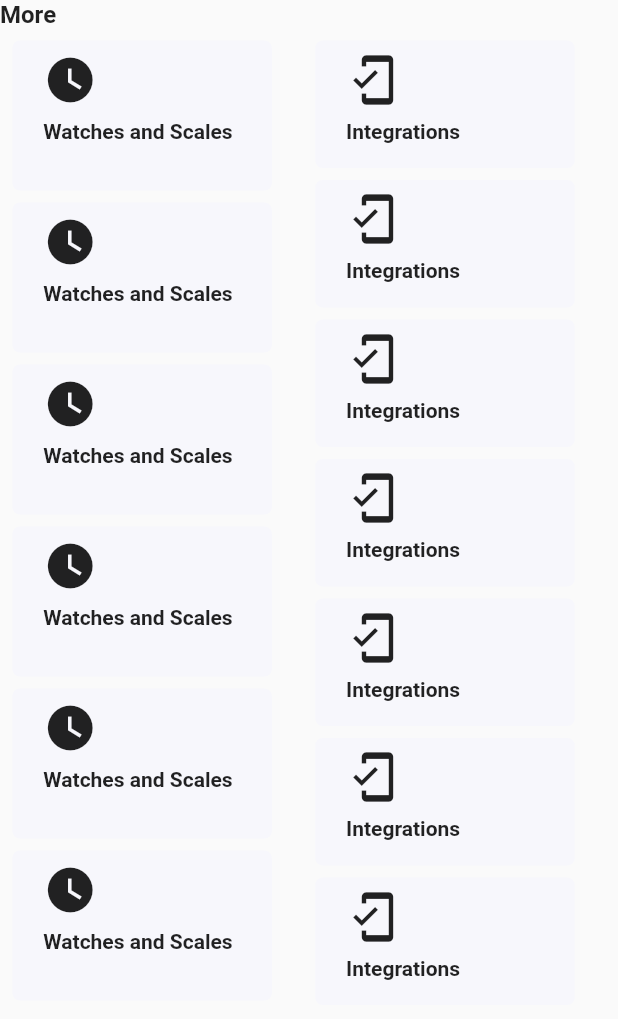
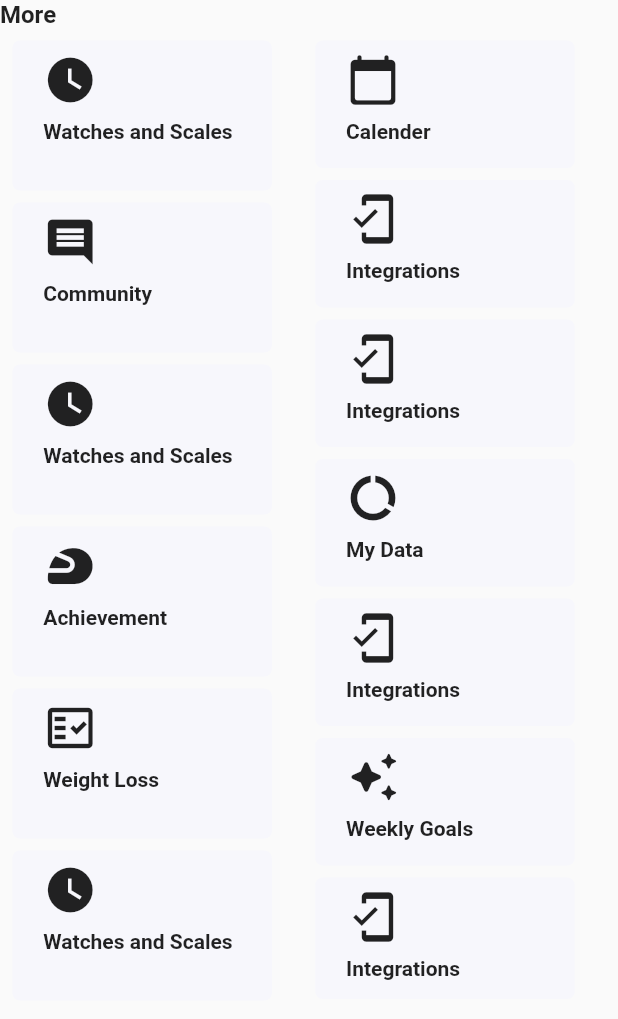
Before and after one commit to beefitten/BeefitMember.Application, a Flutter app: the MoreWidget widget shown alone on an empty page, opened directly, on a phone screen of 412 x 824 dp. Shown: the top 1019 px of the screen. Run offline on Flutter 3.47's test engine with Material 2 defaults, Android fonts, the phone set to English and light mode, and no system bars; our stand-ins replace carousel_slider, cloud_firestore, equatable, firebase_core, fl_chart, flutter_bloc and 7 more; missing offline and left inert: flutter_displaymode, shared_preferences_web; accounts and stored records are empty; project files that could hold a hidden picture were left out.

Commit message:
whitelabelin for More widget

```diff
--- a/lib/more/pages/more.dart
+++ b/lib/more/pages/more.dart
@@ -4,6 +4,7 @@ import 'package:beefitmember_application/more/widgets/membership_card.dart';
 import 'package:beefitmember_application/more/widgets/membership_header.dart';
 import 'package:beefitmember_application/more/widgets/more_widget.dart';
 import 'package:beefitmember_application/more/widgets/profile_info.dart';
+import 'package:beefitmember_application/shared/FitnessPackage/FitnessPackage.dart';
 import 'package:flutter/cupertino.dart';
 import 'package:flutter/material.dart';
 
@@ -57,7 +58,7 @@ class _MoreState extends State<More> {
                       padding: EdgeInsets.only(
                         left: MediaQuery.of(context).size.width * 0.05,
                       ),
-                      child: MoreWidget(),
+                      child: FitnessPackage.model.more.hasMoreMenu? MoreWidget():Container(),
                     ),
                     Padding(
                       padding: EdgeInsets.only(
--- a/lib/more/widgets/more_widget.dart
+++ b/lib/more/widgets/more_widget.dart
@@ -40,10 +40,10 @@ class MoreWidget extends StatelessWidget {
                     CardWidget(
                         100.0,
                         Icon(
-                          Icons.watch_later,
+                          Icons.comment,
                           size: 36,
                         ),
-                        "Watches and Scales"),
+                        "Community"),
                     CardWidget(
                         100.0,
                         Icon(
@@ -54,17 +54,17 @@ class MoreWidget extends StatelessWidget {
                     CardWidget(
                         100.0,
                         Icon(
-                          Icons.watch_later,
+                          Icons.sports_motorsports_rounded,
                           size: 36,
                         ),
-                        "Watches and Scales"),
+                        "Achievement"),
                     CardWidget(
                         100.0,
                         Icon(
-                          Icons.watch_later,
+                          Icons.fact_check_outlined,
                           size: 36,
                         ),
-                        "Watches and Scales"),
+                        "Weight Loss"),
                     CardWidget(
                         100,
                         Icon(
@@ -76,6 +76,13 @@ class MoreWidget extends StatelessWidget {
                 ),
                 Column(
                   children: [
+                    CardWidget(
+                        85.0,
+                        Icon(
+                          Icons.calendar_today_rounded,
+                          size: 36,
+                        ),
+                        "Calender"),
                     CardWidget(
                         85.0,
                         Icon(
@@ -93,10 +100,10 @@ class MoreWidget extends StatelessWidget {
                     CardWidget(
                         85.0,
                         Icon(
-                          Icons.mobile_friendly,
+                          Icons.data_saver_off_outlined,
                           size: 36,
                         ),
-                        "Integrations"),
+                        "My Data"),
                     CardWidget(
                         85.0,
                         Icon(
@@ -107,19 +114,12 @@ class MoreWidget extends StatelessWidget {
                     CardWidget(
                         85.0,
                         Icon(
-                          Icons.mobile_friendly,
+                          Icons.auto_awesome_rounded,
                           size: 36,
                         ),
-                        "Integrations"),
+                        "Weekly Goals"),
                     CardWidget(
-                        85.0,
-                        Icon(
-                          Icons.mobile_friendly,
-                          size: 36,
-                        ),
-                        "Integrations"),
-                    CardWidget(
-                        85.0,
+                        81.0,
                         Icon(
                           Icons.mobile_friendly,
                           size: 36,
```
